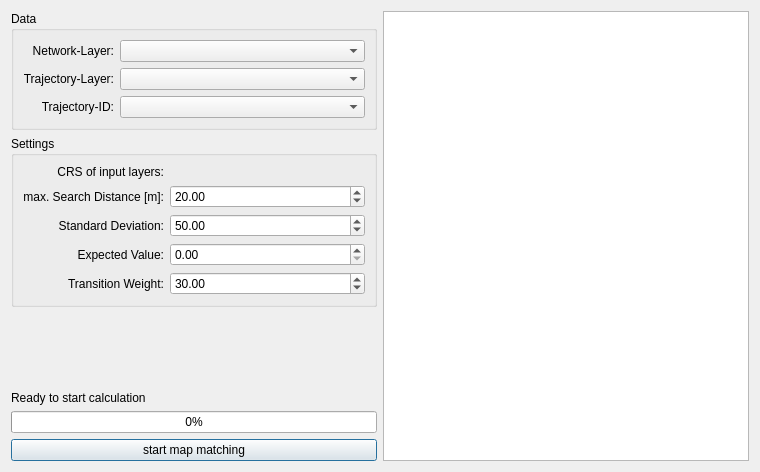
Above: src/offlinemapmatching/offline_map_matching_dialog_base.ui from jagodki/Offline-MapMatching before the change. Below: the same form after it.
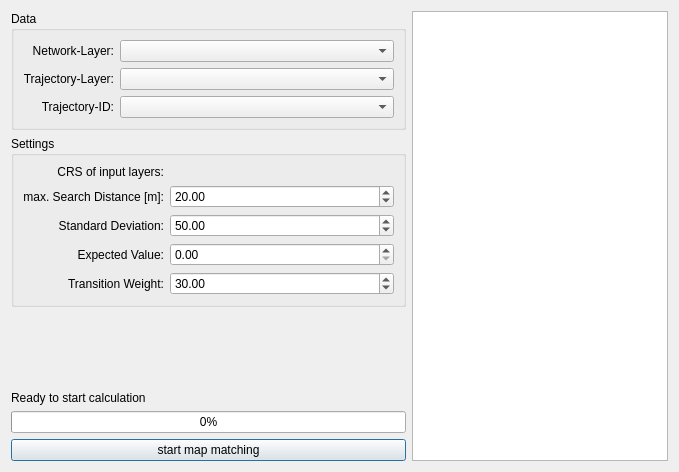
That is the form after the change. Custom widgets are drawn as their Qt base class.

```diff
--- a/src/offlinemapmatching/offline_map_matching_dialog_base.ui
+++ b/src/offlinemapmatching/offline_map_matching_dialog_base.ui
@@ -6,7 +6,7 @@
    <rect>
     <x>0</x>
     <y>0</y>
-    <width>760</width>
+    <width>679</width>
     <height>472</height>
    </rect>
   </property>
@@ -265,6 +265,12 @@
     <layout class="QVBoxLayout" name="verticalLayout">
      <item>
       <widget class="QTextBrowser" name="textBrowser_help">
+       <property name="sizePolicy">
+        <sizepolicy hsizetype="Maximum" vsizetype="Expanding">
+         <horstretch>0</horstretch>
+         <verstretch>0</verstretch>
+        </sizepolicy>
+       </property>
        <property name="readOnly">
         <bool>true</bool>
        </property>
```
Left out of the diff: 4 changed lines with no effect on the pictures.
